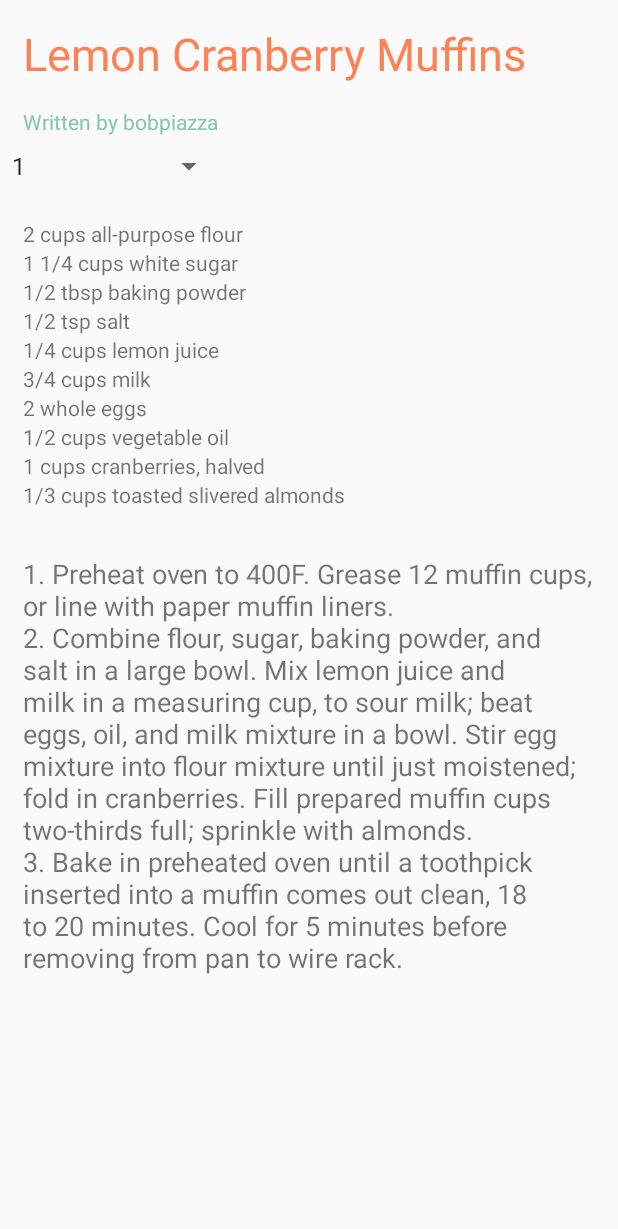
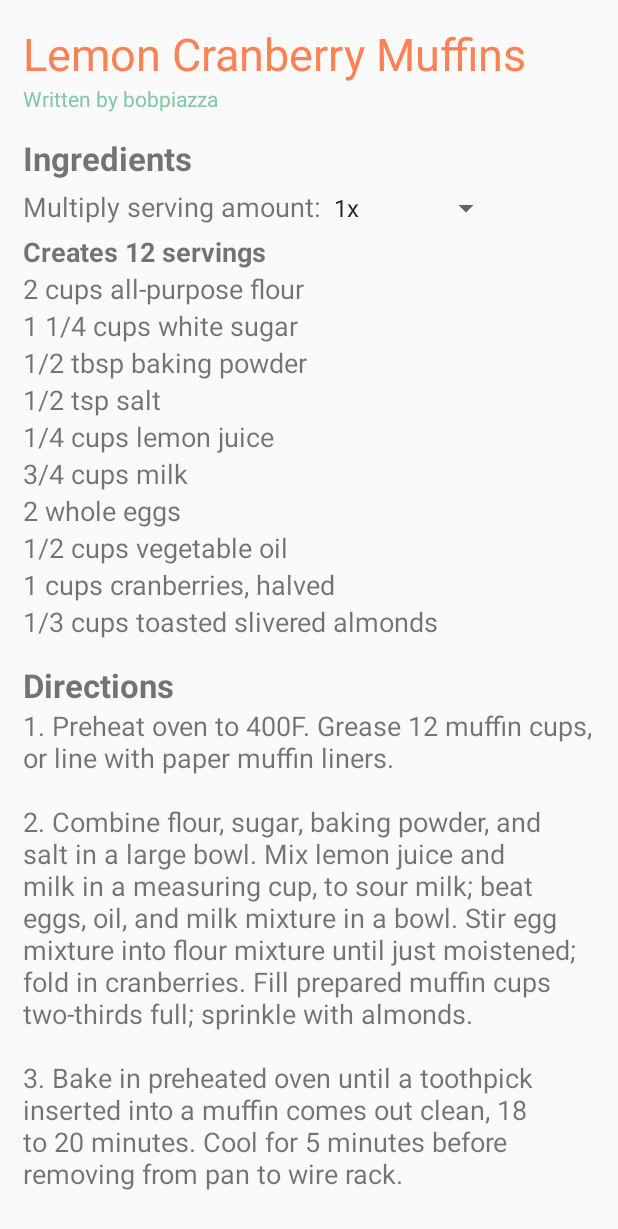
Before and after one commit to noahc3/comp3350-group-9, an Android app: the screen it shows after launch (DisplayRecipeActivity), after a tap on "LEMON CRANBERRY MUFFINS", on a phone screen of 412 x 824 dp. Shown: the top 1229 px of the screen. Run offline under Robolectric (Android 15) with nearby library versions, the phone set to English and light mode, and no system bars.

Commit message:
Improved formatting

```diff
--- a/app/src/main/java/comp3350/cookit/objects/Recipe.java
+++ b/app/src/main/java/comp3350/cookit/objects/Recipe.java
@@ -9,10 +9,10 @@ public class Recipe {
     private final String authorId;
     private final String content;
     private final IngredientList ingredients;
-    private final double servingSize;
+    private final int servingSize;
     private final List<String> tags;
 
-    public Recipe(String id, String title, String authorId, String content, IngredientList ingredients, double servingSize, List<String> tags) {
+    public Recipe(String id, String title, String authorId, String content, IngredientList ingredients, int servingSize, List<String> tags) {
         this.id = id;
         this.title = title;
         this.authorId = authorId;
@@ -42,7 +42,7 @@ public class Recipe {
         return ingredients;
     }
 
-    public double getServingSize() {
+    public int getServingSize() {
         return servingSize;
     }
 
--- a/app/src/main/java/comp3350/cookit/persistence/DataAccessStub.java
+++ b/app/src/main/java/comp3350/cookit/persistence/DataAccessStub.java
@@ -38,7 +38,7 @@ public class DataAccessStub {
                         "0",
                         "Lemon Cranberry Muffins",
                         "0",
-                        "1. Preheat oven to 400F. Grease 12 muffin cups, or line with paper muffin liners.\n2. Combine flour, sugar, baking powder, and salt in a large bowl. Mix lemon juice and milk in a measuring cup, to sour milk; beat eggs, oil, and milk mixture in a bowl. Stir egg mixture into flour mixture until just moistened; fold in cranberries. Fill prepared muffin cups two-thirds full; sprinkle with almonds.\n3. Bake in preheated oven until a toothpick inserted into a muffin comes out clean, 18 to 20 minutes. Cool for 5 minutes before removing from pan to wire rack.",
+                        "1. Preheat oven to 400F. Grease 12 muffin cups, or line with paper muffin liners.\n\n2. Combine flour, sugar, baking powder, and salt in a large bowl. Mix lemon juice and milk in a measuring cup, to sour milk; beat eggs, oil, and milk mixture in a bowl. Stir egg mixture into flour mixture until just moistened; fold in cranberries. Fill prepared muffin cups two-thirds full; sprinkle with almonds.\n\n3. Bake in preheated oven until a toothpick inserted into a muffin comes out clean, 18 to 20 minutes. Cool for 5 minutes before removing from pan to wire rack.",
                         IngredientList.Create(
                                 new Ingredient("all-purpose flour", 2, "cups"),
                                 new Ingredient("white sugar", 1.25, "cups"),
@@ -58,7 +58,7 @@ public class DataAccessStub {
                         "1",
                         "Honey-Garlic Slow Cooker Chicken Thighs",
                         "1",
-                        "1. Lay chicken thighs into the bottom of a 4-quart slow cooker.\n2. Whisk soy sauce, ketchup, honey, garlic, and basil together in a bowl; pour over the chicken.\n3. Cook on Low for 6 hours.",
+                        "1. Lay chicken thighs into the bottom of a 4-quart slow cooker.\n\n2. Whisk soy sauce, ketchup, honey, garlic, and basil together in a bowl; pour over the chicken.\n\n3. Cook on Low for 6 hours.",
                         IngredientList.Create(
                                 new Ingredient("boneless, skinless chicken thighs", 4, "whole"),
                                 new Ingredient("soy sauce", 0.5, "cups"),
--- a/app/src/main/java/comp3350/cookit/presentation/DisplayRecipeActivity.java
+++ b/app/src/main/java/comp3350/cookit/presentation/DisplayRecipeActivity.java
@@ -2,6 +2,7 @@ package comp3350.cookit.presentation;
 
 import android.app.Activity;
 import android.os.Bundle;
+import android.util.TypedValue;
 import android.view.View;
 import android.widget.AdapterView;
 import android.widget.LinearLayout;
@@ -19,60 +20,51 @@ import comp3350.cookit.objects.Recipe;
 import comp3350.cookit.persistence.DataAccessStub;
 
 public class DisplayRecipeActivity extends Activity {
-    private TextView d_result;
-
+    private final int defaultServingSize = 1;
 
     @Override
     protected void onCreate(Bundle savedInstanceState) {
         super.onCreate(savedInstanceState);
-
         Main.startUp();
-
         setContentView(R.layout.activity_display_recipe);
 
-        DataAccessStub dataAccessStub = Services.getDataAccess(Main.dbName);
-        String recipeId = getIntent().getExtras().getString("recipeId");
-        LinearLayout ingredientLayout = findViewById(R.id.ingredientList);
-        Recipe recipe = dataAccessStub.getRecipeById(recipeId);
-        Author author = dataAccessStub.getAuthorById(recipe.getAuthorId());
-        ((TextView) findViewById(R.id.recipeTitle)).setText(recipe.getTitle());
-        ((TextView) findViewById(R.id.recipeAuthor)).setText(getString(R.string.written_by, author.getName()));
-        ((TextView) findViewById(R.id.recipeInstructions)).setText(recipe.getContent());
-
-        for (Ingredient i : recipe.getIngredientList().getIngredients()) {
-            TextView text = new TextView(this);
-            text.setText(getString(R.string.ingredient_format, new Fraction(i.getQuantity()).getMixedFraction(), i.getMeasurement(), i.getName()));
-            ingredientLayout.addView(text);
-        }
+        displayRecipe(defaultServingSize);
 
         Spinner spinner = findViewById(R.id.spinner);
-
         spinner.setOnItemSelectedListener(new AdapterView.OnItemSelectedListener() {
-
-            //            @Override
             public void onItemSelected(AdapterView<?> parent, View view, int position, long id) {
-                DataAccessStub dataAccessStub = Services.getDataAccess(Main.dbName);
-                String recipeId = getIntent().getExtras().getString("recipeId");
-                Recipe recipe = dataAccessStub.getRecipeById(recipeId);
-                recipe = Convert.multiplyServingSize(recipe, position + 1);
-                LinearLayout ingredientLayout = findViewById(R.id.ingredientList);
-                ingredientLayout.removeAllViews();
-                for (Ingredient i : recipe.getIngredientList().getIngredients()) {
-                    TextView text = new TextView(DisplayRecipeActivity.this);
-                    text.setText(getString(R.string.ingredient_format, new Fraction(i.getQuantity()).getMixedFraction(), i.getMeasurement(), i.getName()));
-                    ingredientLayout.addView(text);
-                }
-
-                ingredientLayout.requestLayout();
+                displayRecipe(position+1);
             }
 
-            //            @Override
             public void onNothingSelected(AdapterView<?> parent) {
 
             }
         });
 
+    }
 
+    public void displayRecipe(int servingSize) {
+        DataAccessStub dataAccessStub = Services.getDataAccess(Main.dbName);
+        String recipeId = getIntent().getExtras().getString("recipeId");
+        Recipe recipe = dataAccessStub.getRecipeById(recipeId);
+        Author author = dataAccessStub.getAuthorById(recipe.getAuthorId());
+        recipe = Convert.multiplyServingSize(recipe, servingSize);
+
+        ((TextView) findViewById(R.id.recipeTitle)).setText(recipe.getTitle());
+        ((TextView) findViewById(R.id.recipeAuthor)).setText(getString(R.string.written_by, author.getName()));
+        ((TextView) findViewById(R.id.servingsText)).setText(getString(R.string.creates_servings, recipe.getServingSize()));
+        ((TextView) findViewById(R.id.recipeInstructions)).setText(recipe.getContent());
+
+        LinearLayout ingredientLayout = findViewById(R.id.ingredientList);
+        ingredientLayout.removeAllViews();
+        for (Ingredient i : recipe.getIngredientList().getIngredients()) {
+            TextView text = new TextView(DisplayRecipeActivity.this);
+            text.setText(getString(R.string.ingredient_format, new Fraction(i.getQuantity()).getMixedFraction(), i.getMeasurement(), i.getName()));
+            ingredientLayout.addView(text);
+            text.setTextSize(TypedValue.COMPLEX_UNIT_DIP, 18);
+        }
+
+        ingredientLayout.requestLayout();
     }
 
 
--- a/app/src/main/res/layout/activity_display_recipe.xml
+++ b/app/src/main/res/layout/activity_display_recipe.xml
@@ -1,16 +1,15 @@
 <?xml version="1.0" encoding="utf-8"?>
 <LinearLayout xmlns:android="http://schemas.android.com/apk/res/android"
     xmlns:tools="http://schemas.android.com/tools"
+    android:layout_width="match_parent"
+    android:layout_height="match_parent"
     android:orientation="vertical"
-    android:layout_width="match_parent"
-    android:layout_height="match_parent">
+    android:padding="15dp">
 
     <TextView
         android:id="@+id/recipeTitle"
         android:layout_width="match_parent"
         android:layout_height="wrap_content"
-        android:layout_margin="15dp"
-        android:layout_marginBottom="0dp"
         android:text="Recipe Title"
         android:textColor="@color/colorPrimary"
         android:textSize="30dp" />
@@ -19,36 +18,77 @@
         android:id="@+id/recipeAuthor"
         android:layout_width="match_parent"
         android:layout_height="wrap_content"
-        android:layout_marginLeft="15dp"
         android:text="Author"
         android:textColor="@color/colorAccent" />
-    <Spinner
-        android:id="@+id/spinner"
-        android:layout_width="150dp"
-        android:layout_height="40dp"
-        android:entries="@array/dropdown">
-    </Spinner>
+
+    <Space
+        android:layout_width="match_parent"
+        android:layout_height="15dp" />
+
+    <TextView
+        android:id="@+id/ingredientsHeader"
+        android:layout_width="match_parent"
+        android:layout_height="wrap_content"
+        android:text="@string/ingredients"
+        android:textSize="22dp"
+        android:textStyle="bold" />
+
+    <LinearLayout
+        android:layout_width="wrap_content"
+        android:layout_height="wrap_content"
+        android:layout_marginTop="5dp"
+        android:layout_marginBottom="5dp"
+        android:orientation="horizontal">
+
+        <TextView
+            android:id="@+id/textView11"
+            android:layout_width="wrap_content"
+            android:layout_height="wrap_content"
+            android:layout_weight="1"
+            android:text="@string/serving_size_select"
+            android:textSize="18dp" />
+
+        <Spinner
+            android:id="@+id/spinner"
+            android:layout_width="120dp"
+            android:layout_height="wrap_content"
+            android:entries="@array/dropdown"></Spinner>
+    </LinearLayout>
+
+    <TextView
+        android:id="@+id/servingsText"
+        android:layout_width="match_parent"
+        android:layout_height="wrap_content"
+        android:text="@string/creates_servings"
+        android:textSize="18dp"
+        android:textStyle="bold" />
+
     <LinearLayout
         android:id="@+id/ingredientList"
         android:layout_width="match_parent"
         android:layout_height="wrap_content"
-        android:orientation="vertical"
-        android:padding="15dp">
+        android:orientation="vertical">
 
 
-        <TextView
-            android:id="@+id/d_result"
-            android:layout_width="wrap_content"
-            android:layout_height="wrap_content"
-            android:text=""/>
     </LinearLayout>
+
+    <Space
+        android:layout_width="match_parent"
+        android:layout_height="15dp" />
+
+    <TextView
+        android:id="@+id/textView13"
+        android:layout_width="match_parent"
+        android:layout_height="wrap_content"
+        android:text="@string/directions"
+        android:textSize="22dp"
+        android:textStyle="bold" />
 
     <TextView
         android:id="@+id/recipeInstructions"
         android:layout_width="match_parent"
         android:layout_height="wrap_content"
-        android:layout_margin="15dp"
-        android:text="Recipe Instructions"
+        android:text="@string/directions_hint"
         android:textSize="18dp" />
 
 </LinearLayout>
--- a/app/src/main/res/values/array.xml
+++ b/app/src/main/res/values/array.xml
@@ -1,14 +1,10 @@
 <?xml version="1.0" encoding="utf-8"?>
 <resources>
     <string-array name="dropdown">
-        <item>1</item>
-        <item>2</item>
-        <item>3</item>
-        <item>4</item>
-        <item>5</item>
-        <item>6</item>
-        <item>7</item>
-        <item>8</item>
+        <item>1x</item>
+        <item>2x</item>
+        <item>3x</item>
+        <item>4x</item>
     </string-array>
 
     <string-array name="fraction_dropdown">
--- a/app/src/main/res/values/strings.xml
+++ b/app/src/main/res/values/strings.xml
@@ -10,6 +10,8 @@
     <string name="view_recipes">View Recipes</string>
     <string name="new_recipe">New Recipe</string>
     <string name="recipe_name">Recipe Name</string>
+    <string name="serving_size_select">Multiply serving amount: </string>
+    <string name="creates_servings">Creates %d servings</string>
 
     <!-- Ingredient-Related -->
     <string name="ingredients">Ingredients</string>
```
Also changed, not shown: 1 other file.
